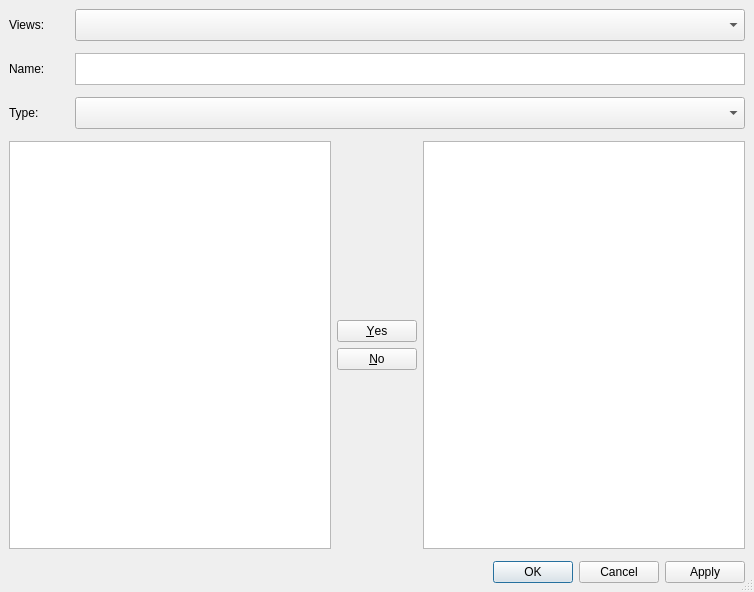
The window that muse2/muse/widgets/trackvieweditorbase.ui (muse-sequencer/muse) describes before a commit, drawn with Qt 5.
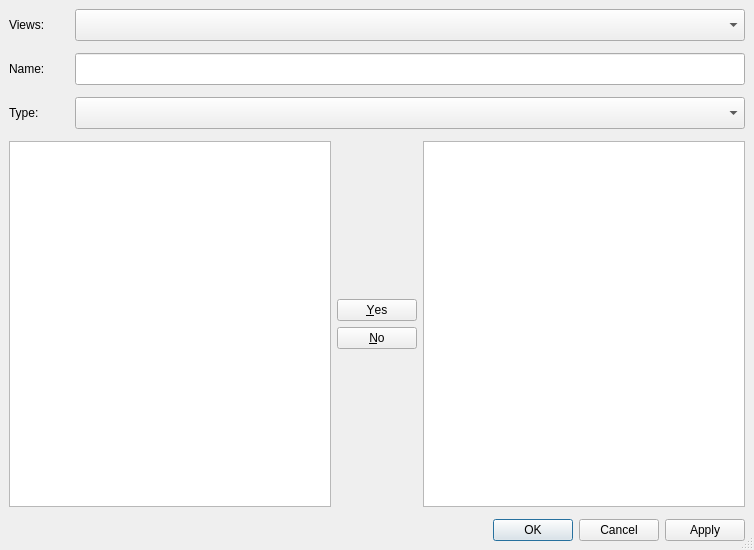
The same window after the commit.

What changed in the file:
```diff
--- a/muse2/muse/widgets/trackvieweditorbase.ui
+++ b/muse2/muse/widgets/trackvieweditorbase.ui
@@ -11,7 +11,7 @@
     <x>0</x>
     <y>0</y>
     <width>754</width>
-    <height>592</height>
+    <height>550</height>
    </rect>
   </property>
   <property name="sizePolicy">
@@ -100,7 +100,7 @@
       </widget>
      </item>
      <item>
-      <widget class="QTextEdit" name="txtName">
+      <widget class="QLineEdit" name="txtName">
        <property name="sizePolicy">
         <sizepolicy hsizetype="Expanding" vsizetype="Fixed">
          <horstretch>1</horstretch>
@@ -202,7 +202,13 @@
         <enum>QFrame::StyledPanel</enum>
        </property>
        <property name="horizontalScrollBarPolicy">
-        <enum>Qt::ScrollBarAlwaysOff</enum>
+        <enum>Qt::ScrollBarAsNeeded</enum>
+       </property>
+       <property name="alternatingRowColors">
+        <bool>true</bool>
+       </property>
+       <property name="selectionMode">
+        <enum>QAbstractItemView::ExtendedSelection</enum>
        </property>
       </widget>
      </item>
```
Left out of the diff: 4 changed lines with no effect on the pictures.
